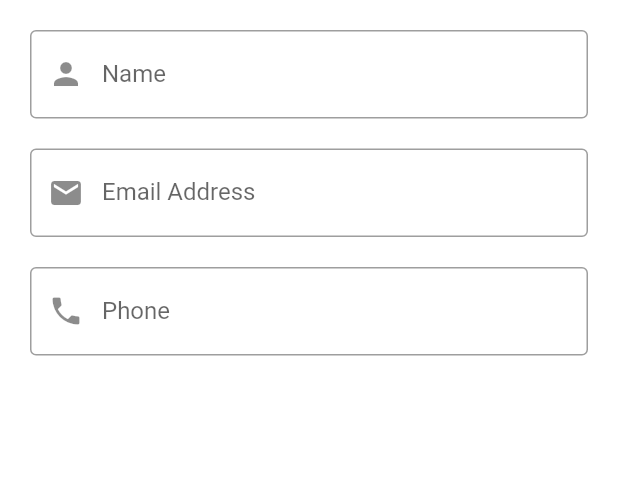
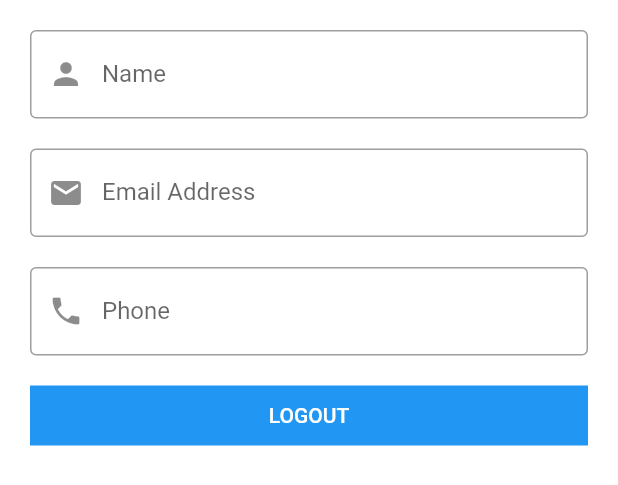
Before and after one commit to Anas-Banat/shop_app, a Flutter app: the SettingsScreen widget shown alone on an empty page, opened directly, on a phone screen of 412 x 824 dp. Shown: the top 485 px of the screen. Run offline on Flutter 3.47's test engine with Material 2 defaults, Android fonts, the phone set to English and light mode, and no system bars; our stand-ins replace bloc, carousel_slider, conditional_builder, dio, flutter_bloc, fluttertoast and 3 more; missing offline and left inert: dart:js; accounts and stored records are empty; network calls fail.

Commit message:
new update

```diff
--- a/lib/main.dart
+++ b/lib/main.dart
@@ -34,6 +34,7 @@ void main() async {
     }
   } else {
     widget = OnBoardingScreen();
+
   }
 
   runApp(MyApp(
--- a/lib/modules/shop_app/login/shop_login.dart
+++ b/lib/modules/shop_app/login/shop_login.dart
@@ -7,6 +7,7 @@ import 'package:shop_app/modules/shop_app/login/cubit/cubit.dart';
 import 'package:shop_app/modules/shop_app/login/cubit/states.dart';
 import 'package:shop_app/modules/shop_app/register_screen/shop_register_screen.dart';
 import 'package:shop_app/shared/components/components.dart';
+import 'package:shop_app/shared/components/constants.dart';
 import 'package:shop_app/shared/network/local/cache_helper.dart';
 
 class ShopLoginScreen extends StatelessWidget {
@@ -30,7 +31,10 @@ class ShopLoginScreen extends StatelessWidget {
                 key: 'token',
                 value: state.loginModel.data.token,
                 ).then((value){
-                  navigateAndFinish(context, ShopLayout(),);
+                  token = state.loginModel.data.token;
+
+                  navigateAndFinish(context, ShopLayout(),
+                  );
                 });
             } else {
               print(state.loginModel.message);
--- a/lib/modules/shop_app/settings/settings_screen.dart
+++ b/lib/modules/shop_app/settings/settings_screen.dart
@@ -4,6 +4,7 @@ import 'package:flutter_bloc/flutter_bloc.dart';
 import 'package:shop_app/layout/shop_app/cubit/cubit.dart';
 import 'package:shop_app/layout/shop_app/cubit/states.dart';
 import 'package:shop_app/shared/components/components.dart';
+import 'package:shop_app/shared/components/constants.dart';
 
 class SettingsScreen extends StatelessWidget{
 
@@ -15,14 +16,14 @@ class SettingsScreen extends StatelessWidget{
   @override
   Widget build(BuildContext context) {
     return BlocConsumer<ShopCubit, ShopStates> (
-      listener: (context, state) {
-        if(state is ShopSuccessUserDataState){
-          nameController.text = state.loginModel.data.name;
-          emailController.text = state.loginModel.data.email;
-          phoneController.text = state.loginModel.data.phone;
-        }
-      },
+      listener: (context, state) {},
       builder: (context, state) {
+        var model = ShopCubit.get(context).userModel;
+
+        nameController.text = model.data.name;
+        emailController.text = model.data.email;
+        phoneController.text = model.data.phone;
+
         return ConditionalBuilder(
           condition: ShopCubit.get(context).userModel != null,
           builder: (context) => Padding(
@@ -75,6 +76,17 @@ class SettingsScreen extends StatelessWidget{
                   lable: 'Phone',
                   prefix: Icons.phone,
                 ),
+
+                SizedBox(
+                  height: 20.0,
+                ),
+
+                defaultButton(
+                  function: (){
+                    signnOut(context);
+                  },
+                  text: 'Logout',
+                ),
               ],
             ),
           ),
```
